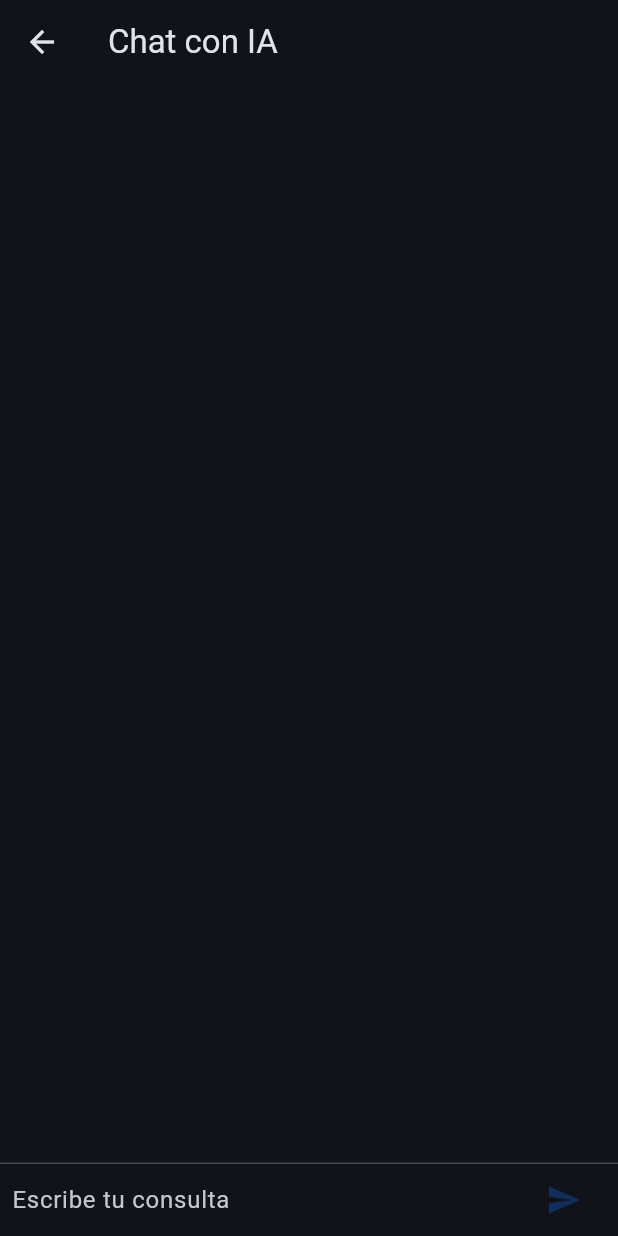
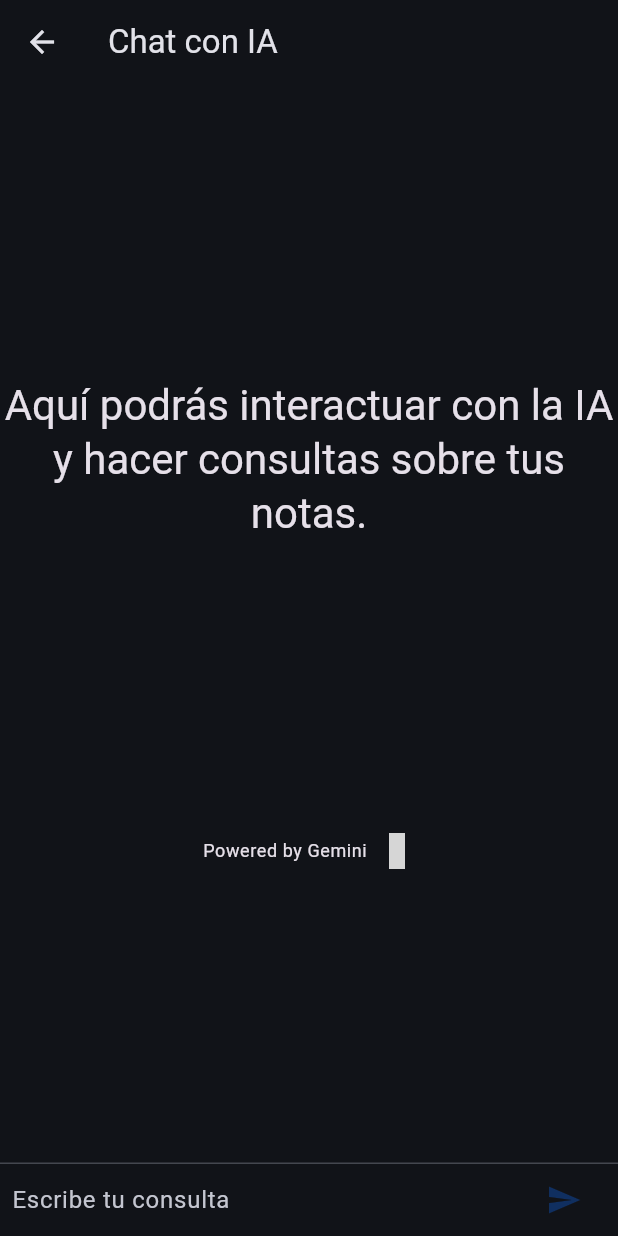
Before and after one commit to alfredobs97/gem_notes, a Flutter app: the ChatPage screen opened by its route, on a phone screen of 412 x 824 dp. Run offline on Flutter 3.47's test engine with Material 3 defaults, Android fonts, the phone set to English and light mode, and no system bars; our stand-ins replace animated_splash_screen, bloc, flutter_bloc, flutter_markdown, google_fonts, hugeicons and 1 more; missing offline and left inert: langchain, langchain_community, langchain_google, wolt_modal_sheet; generated files the repository leaves out were written again; statements that could not run were skipped; grey boxes are pictures that could not be loaded.

Commit message:
empty state chat widget

```diff
--- a/lib/ui/screens/chat/chat_page.dart
+++ b/lib/ui/screens/chat/chat_page.dart
@@ -1,5 +1,7 @@
 import 'package:flutter/material.dart';
 import 'package:gem_notes/data/services/ai_chat_service.dart';
+import 'package:gem_notes/ui/screens/chat/widgets/chat_messages_widget.dart';
+import 'package:gem_notes/ui/screens/chat/widgets/empty_chat_state_widget.dart';
 
 class ChatPage extends StatefulWidget {
   const ChatPage({
@@ -37,13 +39,11 @@ class _ChatPageState extends State<ChatPage> {
       appBar: AppBar(
         title: const Text('Chat con IA'),
       ),
-      body: Column(
+      body: SafeArea(
+        child: Column(
           children: <Widget>[
             Flexible(
-            child: ListView(
-              padding: const EdgeInsets.all(8.0),
-              children: _messages.map((message) => _buildChatMessage(message)).toList(),
-            ),
+              child: _messages.isEmpty ? const EmptyStateChatWidget() : ChatMessagesWidget(messages: _messages),
             ),
             const Divider(height: 1.0),
             Container(
@@ -52,15 +52,7 @@ class _ChatPageState extends State<ChatPage> {
             ),
           ],
         ),
-    );
-  }
-
-  Widget _buildChatMessage((bool isUser, String content) message) {
-    final (isUser, content) = message;
-    return ListTile(
-      title: Text(content),
-      leading: isUser ? null : const Icon(Icons.computer),
-      trailing: isUser ? const Icon(Icons.person) : null,
+      ),
     );
   }
 
--- /dev/null
+++ b/lib/ui/screens/chat/widgets/chat_messages_widget.dart
@@ -0,0 +1,24 @@
+import 'package:flutter/material.dart';
+
+class ChatMessagesWidget extends StatelessWidget {
+  final List<(bool isUser, String content)> messages;
+
+  const ChatMessagesWidget({super.key, required this.messages});
+
+  @override
+  Widget build(BuildContext context) {
+    return ListView(
+      padding: const EdgeInsets.all(8.0),
+      children: messages.map((message) => _buildChatMessage(message)).toList(),
+    );
+  }
+
+  Widget _buildChatMessage((bool isUser, String content) message) {
+    final (isUser, content) = message;
+    return ListTile(
+      title: Text(content),
+      leading: isUser ? null : const Icon(Icons.computer),
+      trailing: isUser ? const Icon(Icons.person) : null,
+    );
+  }
+}
--- /dev/null
+++ b/lib/ui/screens/chat/widgets/empty_chat_state_widget.dart
@@ -0,0 +1,33 @@
+import 'package:flutter/material.dart';
+import 'package:hugeicons/hugeicons.dart';
+
+class EmptyStateChatWidget extends StatelessWidget {
+  const EmptyStateChatWidget({super.key});
+
+  @override
+  Widget build(BuildContext context) {
+    return Center(
+      child: Column(
+        mainAxisAlignment: MainAxisAlignment.spaceEvenly,
+        children: [
+          Text(
+            'Aquí podrás interactuar con la IA y hacer consultas sobre tus notas.',
+            textAlign: TextAlign.center,
+            style: Theme.of(context).textTheme.headlineMedium,
+          ),
+          Row(
+            mainAxisAlignment: MainAxisAlignment.center,
+            children: [
+              Text(
+                'Powered by Gemini',
+                style: Theme.of(context).textTheme.bodySmall,
+              ),
+              const SizedBox(width: 8),
+              const Icon(HugeIcons.strokeRoundedGoogleGemini, size: 24),
+            ],
+          )
+        ],
+      ),
+    );
+  }
+}
```
Lines whose indentation alone changed are shown as unchanged.
